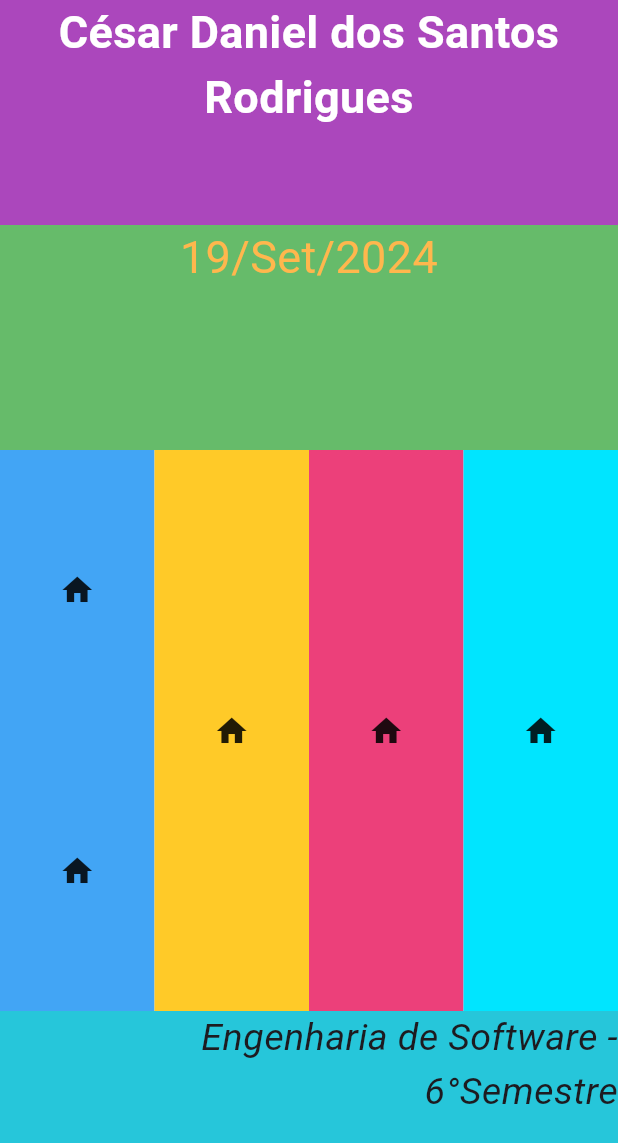
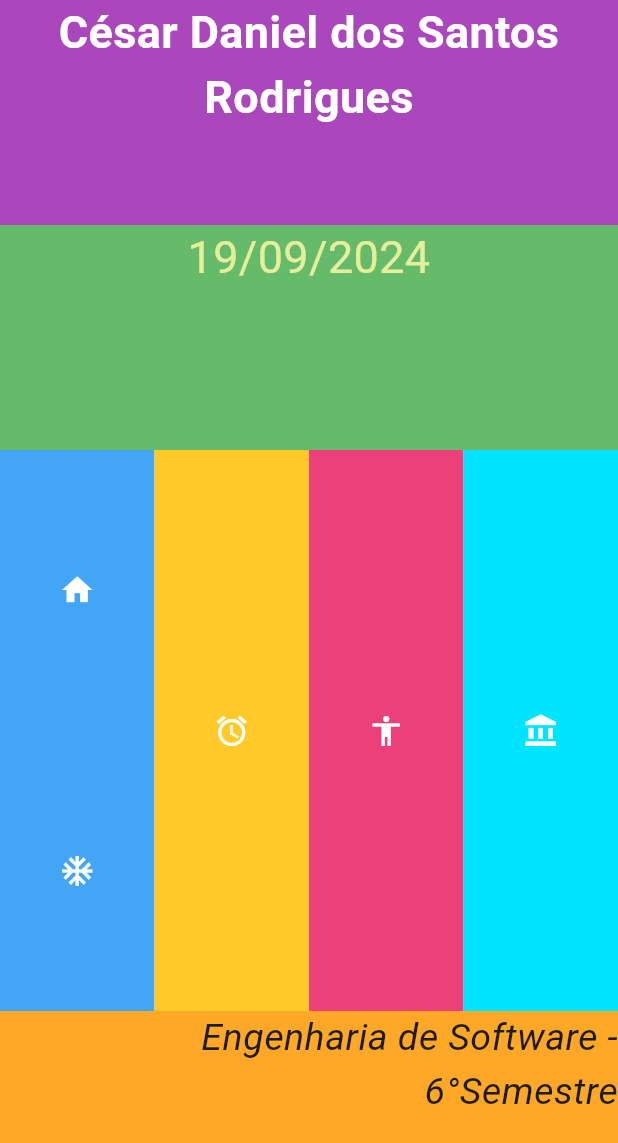
Before and after one commit to faustocintra/dsm2-unifacef-2024-2, a Flutter app: the screen it shows after launch, on a phone screen of 412 x 824 dp. Shown: the top 1143 px of the screen. Run offline on Flutter 3.47's test engine with Material 3 defaults, Android fonts, the phone set to English and light mode, and no system bars.

Commit message:
Finalização Prova

```diff
--- a/layout2/lib/main.dart
+++ b/layout2/lib/main.dart
@@ -69,9 +69,11 @@ class Layout extends StatelessWidget {
               color: Colors.green[400],
               height: 150,
               child: Text(
-                "19/Set/2024",
+                //Data alterada para 09 ao inves de set
+                "19/09/2024",
                 textAlign: TextAlign.center,
-                style: TextStyle(color: Colors.orange[300], fontSize: 30),
+                //Texto em cor verde limão
+                style: TextStyle(color: Colors.lime[200], fontSize: 30),
               ),
             ))
           ],
@@ -91,8 +93,9 @@ class Layout extends StatelessWidget {
               child: Column(
                 mainAxisAlignment: MainAxisAlignment.spaceAround,
                 children: const [
-                  Icon(Icons.home),
-                  Icon(Icons.home),
+                  //Icones alterado para a cor Branca
+                  Icon(Icons.home, color: Colors.white),
+                  Icon(Icons.ac_unit, color: Colors.white),
                 ],
               ),
             )),
@@ -103,7 +106,8 @@ class Layout extends StatelessWidget {
               child: Column(
                 mainAxisAlignment: MainAxisAlignment.spaceAround,
                 children: const [
-                  Icon(Icons.home),
+                  //Icone alterado para a cor Branca
+                  Icon(Icons.access_alarm, color: Colors.white),
                 ],
               ),
             )),
@@ -114,7 +118,8 @@ class Layout extends StatelessWidget {
               child: Column(
                 mainAxisAlignment: MainAxisAlignment.spaceAround,
                 children: const [
-                  Icon(Icons.home),
+                  //Icone alterado para a cor Branca
+                  Icon(Icons.accessibility, color: Colors.white),
                 ],
               ),
             )),
@@ -125,7 +130,8 @@ class Layout extends StatelessWidget {
               child: Column(
                 mainAxisAlignment: MainAxisAlignment.spaceAround,
                 children: const [
-                  Icon(Icons.home),
+                  //Icone alterado para a cor Branca
+                  Icon(Icons.account_balance, color: Colors.white),
                 ],
               ),
             )),
@@ -137,7 +143,7 @@ class Layout extends StatelessWidget {
           children: [
             Expanded(
                 child: Container(
-              color: Colors.cyan[400],
+              color: Colors.orange[400],
               height: 150,
               child: const Text("Engenharia de Software - 6°Semestre",
                   textAlign: TextAlign.right,
```
Also changed, not shown: layout2/PRINT PROVA 1/Captura de tela 2024-09-19 193348.png (added).
